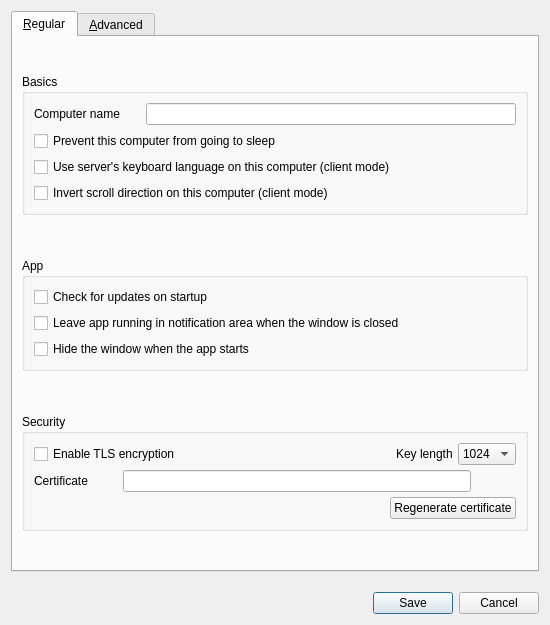
Qt form src/gui/src/dialogs/SettingsDialog.ui (deskflow/deskflow) before a commit.
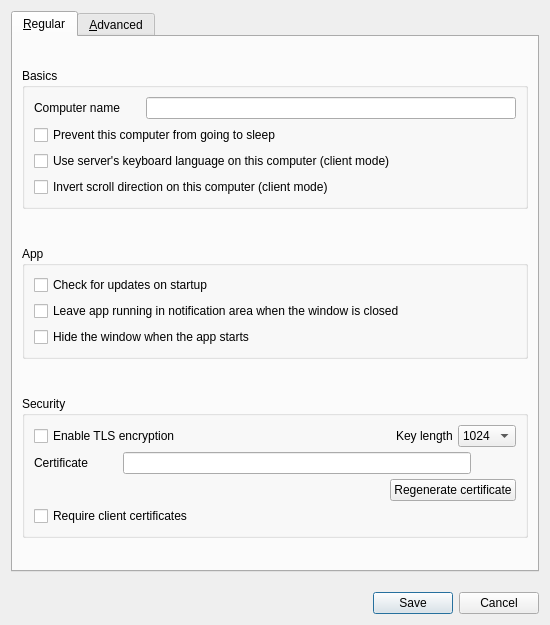
The same form after that commit.

Commit message:
feat: add config for client cert required
 based on barrier: 8bc280e0

```diff
--- a/src/gui/src/dialogs/SettingsDialog.ui
+++ b/src/gui/src/dialogs/SettingsDialog.ui
@@ -335,6 +335,13 @@
             </item>
            </layout>
           </item>
+          <item>
+           <widget class="QCheckBox" name="chkRequireClientCert">
+            <property name="text">
+             <string>Require client certificates</string>
+            </property>
+           </widget>
+          </item>
          </layout>
         </widget>
        </item>
```
The commit also changes 5 other files.
